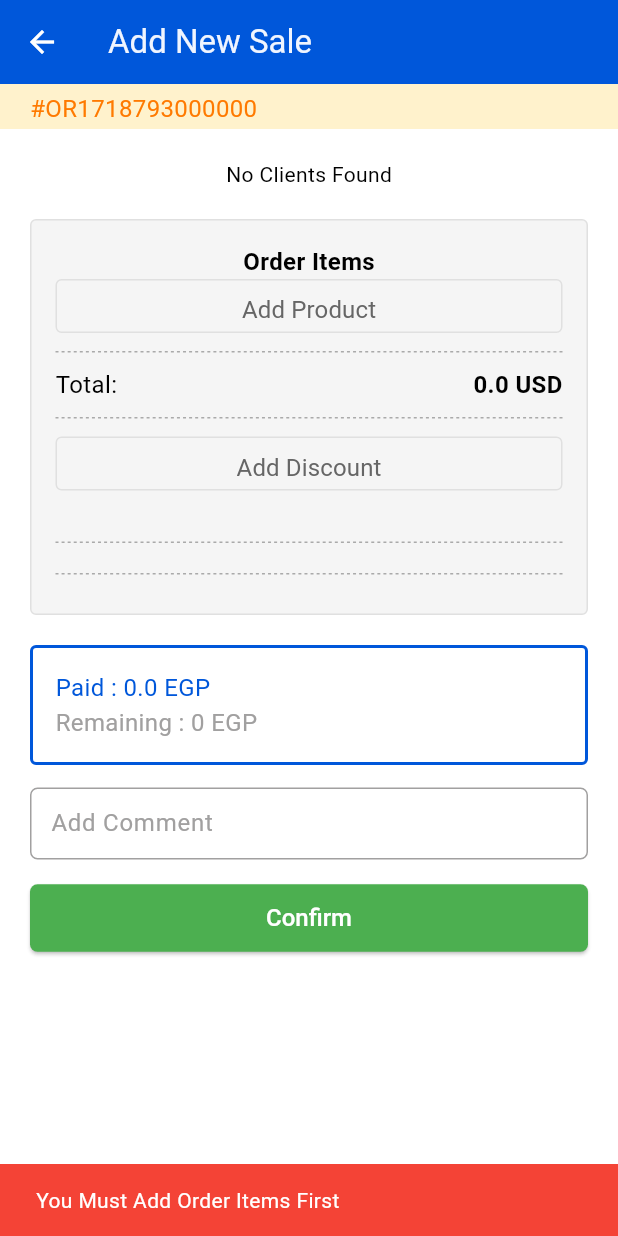
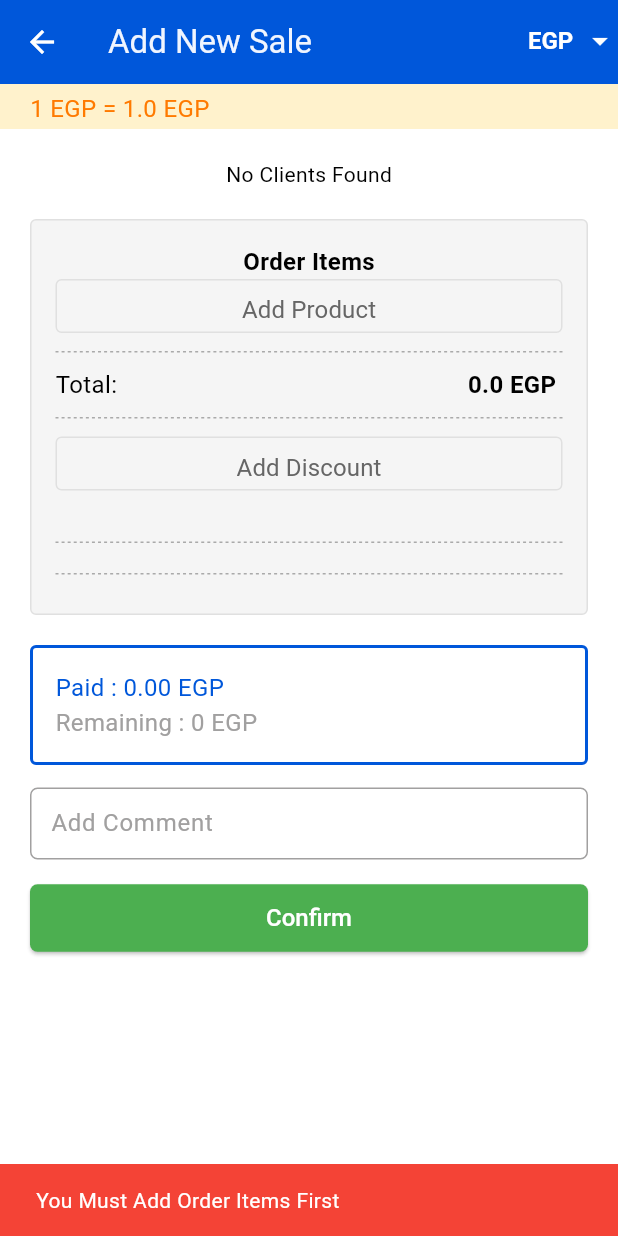
Before and after one commit to DinaAlaaEldinMohamed/SoloSale, a Flutter app: the SalesCrudScreen screen opened by its route, after a tap on "Confirm", on a phone screen of 412 x 824 dp. Run offline on Flutter 3.47's test engine with Material 3 defaults, Android fonts, the phone set to English and light mode, and no system bars; our stand-ins replace data_table_2, form_validator, get, get_it, sqflite, sqflite_common_ffi_web; accounts and stored records are empty.

Commit message:
exchange rate

```diff
--- a/lib/controllers/sales/sales_controller.dart
+++ b/lib/controllers/sales/sales_controller.dart
@@ -6,6 +6,7 @@ import 'package:get_it/get_it.dart';
 
 class SalesController extends GetxController {
   List<Order>? orders;
+
   var sqlHelper = GetIt.I.get<SqlHelper>();
   Future<void> addOrder(
       Order order, List<OrderItem>? selectedOrderItems) async {
--- /dev/null
+++ b/lib/models/currency.dart
@@ -0,0 +1,16 @@
+class Currency {
+  String? code; // Currency code (e.g., USD, EUR)
+  String? name; // Currency name (e.g., US Dollar, Euro)
+  String? symbol; // Currency symbol (e.g., $, €)
+
+  // Currency({required this.code, required this.name, required this.symbol});
+  Map<String, dynamic> toJson() {
+    return {'code': code, 'name': name, 'symbol': symbol};
+  }
+
+  Currency.fromJson(Map<String, dynamic> json) {
+    code = json['code'];
+    name = json['name'];
+    symbol = json['symbol'];
+  }
+}
--- /dev/null
+++ b/lib/models/exchange_rate.dart
@@ -0,0 +1,17 @@
+class ExchangeRate {
+  final String baseCurrency;
+  final String targetCurrency;
+  final double rate;
+
+  ExchangeRate(
+      {required this.baseCurrency,
+      required this.targetCurrency,
+      required this.rate});
+  Map<String, dynamic> toJson() {
+    return {
+      'baseCurrency': baseCurrency,
+      'targetCurrency': targetCurrency,
+      'rate': rate
+    };
+  }
+}
--- a/lib/models/order.dart
+++ b/lib/models/order.dart
@@ -6,6 +6,7 @@ class Order {
   int? clientId;
   String? clientName;
   String? clientphone;
+  String? paidCurrency;
   String? comment;
 
   Order();
@@ -18,6 +19,7 @@ class Order {
     clientId = json['clientId'];
     clientName = json['clientName'];
     clientphone = json['clientphone'];
+    paidCurrency = json['paidCurrency'];
   }
 
   Map<String, dynamic> toJson() {
@@ -28,6 +30,7 @@ class Order {
       'discount': discount,
       'clientId': clientId,
       'clientName': clientName,
+      'paidCurrency': paidCurrency
     };
   }
 
@@ -38,6 +41,7 @@ class Order {
       'totalPrice': totalPrice,
       'discount': discount,
       'clientId': clientId,
+      'paidCurrency': paidCurrency
     };
   }
 }
--- a/lib/utils/sql_helper.dart
+++ b/lib/utils/sql_helper.dart
@@ -1,9 +1,12 @@
 import 'package:flutter/foundation.dart';
+import 'package:flutter_pos/models/currency.dart';
+import 'package:flutter_pos/models/exchange_rate.dart';
 import 'package:sqflite/sqflite.dart';
 import 'package:sqflite_common_ffi_web/sqflite_ffi_web.dart';
 
 class SqlHelper {
   var path = 'pos_db6.db';
+  List<Currency>? currencies;
   Database? db;
   Future<void>? registerForeignKeys() async {
     await db!.execute("""PRAGMA foreign_keys = ON""");
@@ -47,6 +50,7 @@ class SqlHelper {
       Create table If not exists orders(
       id integer primary key,
       totalPrice real,
+      paidCurrency text,
       label text,
       discount real,
       clientId integer ,
@@ -60,6 +64,18 @@ class SqlHelper {
       productId Integer,
       foreign key(productId) references products(productId)
       ON Delete restrict
+      )""");
+      batch.execute("""
+      Create table If not exists currencies(
+        code TEXT PRIMARY KEY,
+        name TEXT,
+        symbol TEXT
+      )""");
+      batch.execute("""
+      Create table If not exists exchangeRates(
+      baseCurrency TEXT,
+      targetCurrency TEXT,
+      rate REAL
       )""");
 
       var result = await batch.commit();
@@ -93,4 +109,92 @@ class SqlHelper {
           '=====================Attention there is an error on creating DB ::==========>> $e');
     }
   }
+
+  Future<void> seedDatabase() async {
+    try {
+      // Insert currencies
+
+      final usd = Currency.fromJson(
+          {'code': "USD", 'name': "US Dollar", 'symbol': "\$"});
+      final egp = Currency.fromJson(
+          {'code': 'EGP', 'name': 'Egyptian Pound', 'symbol': '£'});
+      final eur =
+          Currency.fromJson({'code': 'EUR', 'name': 'Euro', 'symbol': '€'});
+
+      await db!.insert('currencies', usd.toJson());
+      await db!.insert('currencies', egp.toJson());
+      await db!.insert('currencies', eur.toJson());
+
+      // Insert exchange rates
+      final usdToEgp =
+          ExchangeRate(baseCurrency: 'EGP', targetCurrency: 'USD', rate: 47.65);
+      final eurToEgp =
+          ExchangeRate(baseCurrency: 'EGP', targetCurrency: 'EUR', rate: 51.42);
+      await db!.insert('exchangeRates', usdToEgp.toJson());
+      await db!.insert('exchangeRates', eurToEgp.toJson());
+
+      print('Seed inserted successfully!');
+    } catch (e) {
+      print('Error on seed currency and exchange rate : $e');
+    }
+  }
+
+  void getCurrencies(Function setStateCallBack) async {
+    try {
+      //clients = [];
+      var data = await db!.query('currencies');
+
+      if (data.isNotEmpty) {
+        currencies = [];
+        for (var item in data) {
+          currencies?.add(Currency.fromJson(item));
+          print(item);
+        }
+      } else {
+        currencies = [];
+      }
+    } catch (e) {
+      currencies = [];
+      print('Error in get  $e');
+    }
+    setStateCallBack(() {});
+  }
+
+  Future<double> exchangeRate(
+      {String targetCurrency = 'USD', String baseCurrency = 'EGP'}) async {
+    try {
+      var rate = await db?.rawQuery(
+          """SELECT rate FROM exchangeRates WHERE targetCurrency='$targetCurrency' AND baseCurrency='$baseCurrency'""");
+      if (rate != null && rate.isNotEmpty) {
+        return rate.first['rate'] as double;
+      }
+      if (baseCurrency == targetCurrency) {
+        return 1;
+      }
+    } catch (e) {
+      print(
+          "Attention !!! an error happened when tring to got exchange rate =>error :$e");
+    }
+    return 0.0;
+  }
+
+  Future<String> getOrderPaidCurrency() async {
+    try {
+      await db?.delete('orders', where: 'paidCurrency IS NULL');
+      var paidCurrency = await db?.rawQuery("""SELECT paidCurrency
+      FROM orders
+      GROUP BY paidCurrency
+      ORDER BY COUNT(*) DESC
+      LIMIT 1""");
+      print(
+          'paidCurrency===========================================================================$paidCurrency');
+      if (paidCurrency != null && paidCurrency.isNotEmpty) {
+        return paidCurrency.first['paidCurrency'] as String;
+      }
+    } catch (e) {
+      print(
+          "Attention !!! an error happened when tring to got Order paidCurrency =>error :$e");
+    }
+    return '';
+  }
 }
--- a/lib/views/sales/sales_crud_screen.dart
+++ b/lib/views/sales/sales_crud_screen.dart
@@ -1,23 +1,27 @@
-import 'dart:ffi';
-
 import 'package:flutter/material.dart';
 import 'package:flutter/services.dart';
 import 'package:flutter_pos/controllers/sales/sales_controller.dart';
 import 'package:flutter_pos/models/client.dart';
+import 'package:flutter_pos/models/currency.dart';
 import 'package:flutter_pos/models/order.dart';
 import 'package:flutter_pos/utils/const.dart';
+import 'package:flutter_pos/utils/sql_helper.dart';
 import 'package:flutter_pos/widgets/buttons/custom_elevated_button.dart';
 import 'package:flutter_pos/widgets/buttons/custom_text_button.dart';
 import 'package:flutter_pos/widgets/clients_dropdown.dart';
+import 'package:flutter_pos/widgets/currency_dropDown.dart';
 import 'package:flutter_pos/widgets/custom_text_field.dart';
 import 'package:flutter_pos/widgets/dashed_line.dart';
 import 'package:flutter_pos/widgets/order_item_dialog.dart';
 import 'package:get/get.dart';
+import 'package:get_it/get_it.dart';
 
 class SalesCrudScreen extends StatefulWidget {
   final Client? client;
   final Order? order;
-  const SalesCrudScreen({this.client, this.order, super.key});
+  final Currency? currency;
+
+  const SalesCrudScreen({this.client, this.order, this.currency, super.key});
 
   @override
   State<SalesCrudScreen> createState() => _SalesCrudScreenState();
@@ -27,23 +31,29 @@ class _SalesCrudScreenState extends State<SalesCrudScreen> {
   final SalesController _salesController = Get.put(SalesController());
 
   int? selectedClientId;
+  String? selectedCurrencyCode = 'EGP';
   TextEditingController? discountController;
   TextEditingController? commentController;
   bool showDiscountField = false;
   String? orderLabel;
   double totalPriceAfterDiscount = 0.0;
   double discountAmount = 0.0;
+  double exchangeRate = 0.0;
+  String exchangeRateText = '';
   @override
   void initState() {
     discountController =
         TextEditingController(text: '${widget.order?.discount ?? ''}');
     commentController =
-        TextEditingController(text: '${widget.order?.comment ?? ''}');
+        TextEditingController(text: widget.order?.comment ?? '');
     discountController?.addListener(_updateDiscountDisplay);
     selectedClientId = widget.order?.clientId;
+    selectedCurrencyCode = widget.currency?.code;
+
     orderLabel = widget.order == null
         ? '#OR${DateTime.now().millisecondsSinceEpoch}'
         : widget.order?.label;
+    _displayExChangeRate();
     super.initState();
   }
 
@@ -52,6 +62,16 @@ class _SalesCrudScreenState extends State<SalesCrudScreen> {
     discountAmount = calculateTotalPrice! * (discount / 100);
     discountAmount = double.parse(discountAmount.toStringAsFixed(2));
     totalPriceAfterDiscount = calculateTotalPrice! - discountAmount;
+
+    setState(() {});
+  }
+
+  void _displayExChangeRate() async {
+    exchangeRate = await GetIt.I
+        .get<SqlHelper>()
+        .exchangeRate(targetCurrency: selectedCurrencyCode ?? 'EGP');
+
+    exchangeRateText = '1 ${selectedCurrencyCode ?? 'EGP'} = $exchangeRate EGP';
 
     setState(() {});
   }
@@ -76,6 +96,16 @@ class _SalesCrudScreenState extends State<SalesCrudScreen> {
             color: primaryUltraLightColor,
           ),
         ),
+        actions: [
+          CurrencyDropDown(
+            selectedValue: selectedCurrencyCode,
+            onChanged: (value) {
+              selectedCurrencyCode = value;
+              _displayExChangeRate();
+              setState(() {});
+            },
+          ),
+        ],
       ),
       body: SingleChildScrollView(
         child: Column(children: [
@@ -90,7 +120,7 @@ class _SalesCrudScreenState extends State<SalesCrudScreen> {
                     top: 5,
                   ),
                   child: Text(
-                    '$orderLabel',
+                    '${exchangeRateText ?? ''}',
                     style: bodyText(warningColor),
                   ),
                 ),
@@ -121,7 +151,9 @@ class _SalesCrudScreenState extends State<SalesCrudScreen> {
             ),
             child: Column(
               children: [
-                orderItemColumn(),
+                orderItemColumn(
+                    selectedCurrency: selectedCurrencyCode,
+                    exchangeRate: exchangeRate),
                 CustomTextButton(
                   buttonLabel: 'Add Product',
                   onPressed: () {
@@ -144,7 +176,7 @@ class _SalesCrudScreenState extends State<SalesCrudScreen> {
                       style: bodyText(blackColor),
                     ),
                     Text(
-                      '$calculateTotalPrice USD',
+                      '$calculateTotalPrice ${selectedCurrencyCode ?? 'EGP'} ',
                       style: h6(blackColor),
                     ),
                   ],
@@ -189,7 +221,7 @@ class _SalesCrudScreenState extends State<SalesCrudScreen> {
                                 style: bodyText(blackColor),
                               ),
                               Text(
-                                '${discountAmount ?? '0'} EGP',
+                                '${discountAmount ?? '0'} $selectedCurrencyCode',
                                 style: h6(blackColor),
                               ),
                             ],
@@ -220,7 +252,7 @@ class _SalesCrudScreenState extends State<SalesCrudScreen> {
                       Row(
                         children: [
                           Text(
-                            'Paid : ${totalPriceAfterDiscount ?? '0'} EGP',
+                            'Paid : ${(totalPriceAfterDiscount / exchangeRate).toStringAsFixed(2)} ${selectedCurrencyCode ?? 'EGP'} ',
                             style: bodyText(primaryColor),
                           ),
                         ],
@@ -228,7 +260,7 @@ class _SalesCrudScreenState extends State<SalesCrudScreen> {
                       Row(
                         children: [
                           Text(
-                            'Remaining : 0 EGP',
+                            'Remaining : 0 ${selectedCurrencyCode ?? 'EGP'} ',
                             style: bodyText(mediumGrayColor),
                           ),
                         ],
@@ -303,7 +335,8 @@ class _SalesCrudScreenState extends State<SalesCrudScreen> {
         'label': orderLabel,
         'totalPrice': calculateTotalPrice,
         'discount': discountAmount,
-        'clientId': selectedClientId
+        'clientId': selectedClientId,
+        'paidCurrency': selectedCurrencyCode ?? 'EGP'
       });
       if (widget.order == null) {
         // add product logic
--- /dev/null
+++ b/lib/widgets/currency_dropDown.dart
@@ -0,0 +1,61 @@
+import 'package:flutter/material.dart';
+
+import 'package:flutter_pos/utils/const.dart';
+import 'package:flutter_pos/utils/sql_helper.dart';
+
+import 'package:get_it/get_it.dart';
+
+class CurrencyDropDown extends StatefulWidget {
+  final void Function(String?)? onChanged;
+
+  final String? selectedValue;
+
+  const CurrencyDropDown(
+      {required this.onChanged, this.selectedValue, super.key});
+
+  @override
+  State<CurrencyDropDown> createState() => _CurrencyDropDownState();
+}
+
+class _CurrencyDropDownState extends State<CurrencyDropDown> {
+  var sqlIns = GetIt.I.get<SqlHelper>();
+
+  @override
+  void initState() {
+    GetIt.I.get<SqlHelper>().getCurrencies(setState);
+    super.initState();
+  }
+
+  @override
+  Widget build(BuildContext context) {
+    return GetIt.I.get<SqlHelper>().currencies == null
+        ? const Center(
+            child: CircularProgressIndicator(),
+          )
+        : (sqlIns.currencies?.isEmpty ?? false)
+            ? const Center(
+                child: Text('No Currencies Found'),
+              )
+            : SizedBox(
+                width: 60,
+                height: 50,
+                child: DropdownButton(
+                  value: widget.selectedValue ?? 'EGP',
+                  isExpanded: true,
+                  underline: const SizedBox(),
+                  items: [
+                    for (var currency in GetIt.I.get<SqlHelper>().currencies!)
+                      DropdownMenuItem(
+                        value: currency.code,
+                        child: Text(currency.code ?? 'No code'),
+                      ),
+                  ],
+                  onChanged: widget.onChanged,
+                  dropdownColor: primaryColor,
+                  style: h6(whiteColor), // Set the text color
+                  icon: const Icon(Icons.arrow_drop_down, color: whiteColor),
+                ),
+              );
+    //DropdownButton(items: clients, onChanged:onChanged);
+  }
+}
--- a/lib/widgets/order_item_dialog.dart
+++ b/lib/widgets/order_item_dialog.dart
@@ -207,7 +207,8 @@ class _OrderItemsDialogState extends State<OrderItemsDialog> {
   }
 }
 
-Widget orderItemColumn() {
+Widget orderItemColumn(
+    {String? selectedCurrency = 'EGP', double exchangeRate = 1}) {
   return Column(children: [
     const Text('Order Items',
         style: TextStyle(
@@ -234,7 +235,7 @@ Widget orderItemColumn() {
             style: bodyText(Colors.black),
           ),
           subtitle: Text(
-            '${orderItem.productCount * orderItem.product.price} egp \n 40 usd',
+            '${(orderItem.productCount * orderItem.product.price).toStringAsFixed(2)} EGP\n${(orderItem.productCount * orderItem.product.price / exchangeRate).toStringAsFixed(2)} $selectedCurrency',
             style: bodyText(lightGrayColor),
           ),
           trailing: Container(
```
Also changed, not shown: lib/controllers/sales/currency.dart (added, +49 -0 lines), lib/views/home.dart (+14 -2 lines).
